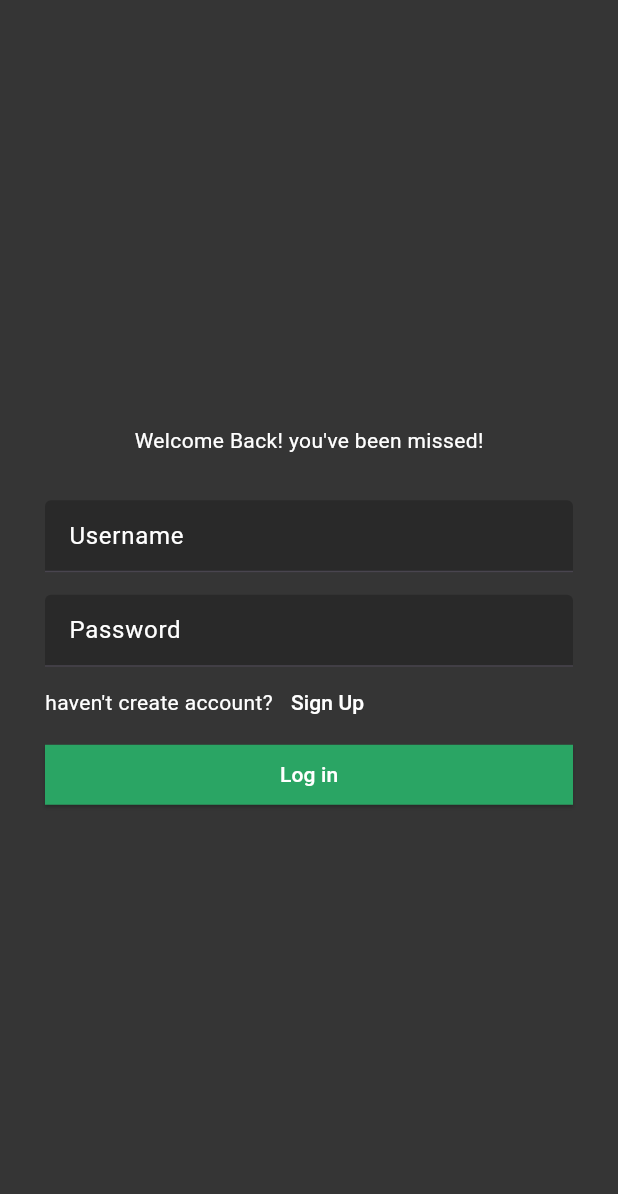
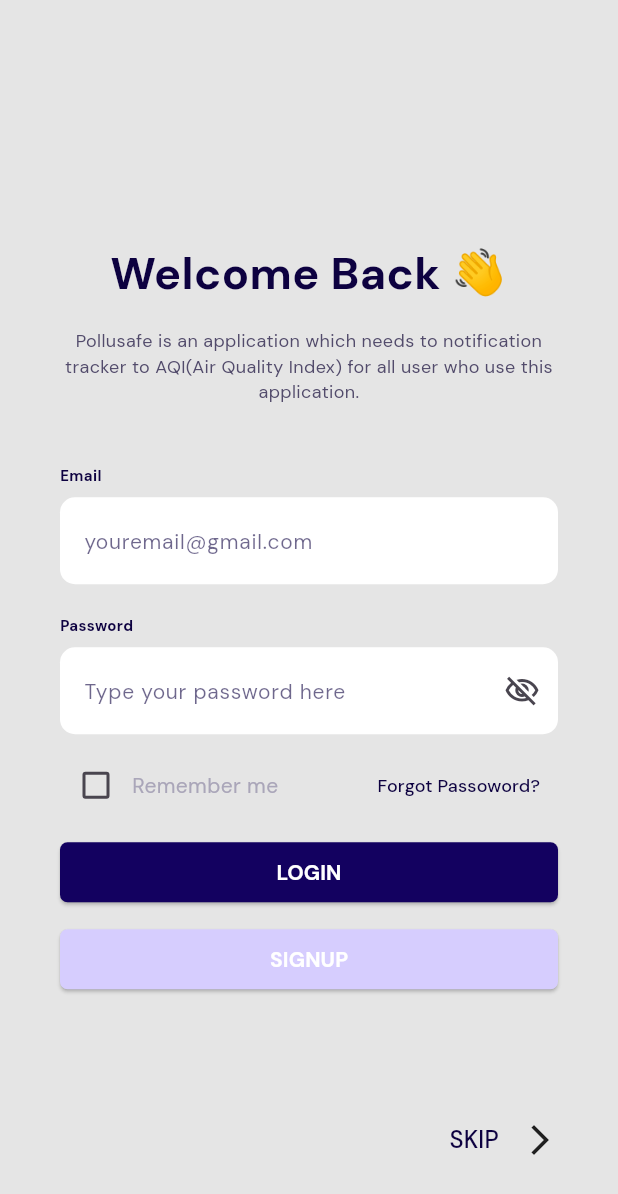
Before and after one commit to ditorizkyka/Pollusafe-App, a Flutter app: the screen it shows after launch, on a phone screen of 412 x 824 dp. Shown: the top 1194 px of the screen. Run offline on Flutter 3.47's test engine with Material 3 defaults, Android fonts, the phone set to English and light mode, and no system bars; our stand-ins replace google_fonts.

Commit message:
30/1/24 Login Page created✅

```diff
--- /dev/null
+++ b/lib/components/constans.dart
@@ -0,0 +1,32 @@
+import 'package:flutter/cupertino.dart';
+import 'package:flutter/material.dart';
+import 'package:google_fonts/google_fonts.dart';
+
+Color white1 =  const Color(0xffffffffff);
+Color bgColor = const Color(0xffE5E5E5);
+Color textColor1 = const Color(0xff0D0140);
+Color textColor2 = const Color (0xff524B6B);
+Color rememberMe = const Color(0xffAAA6B9);
+Color button = const Color(0xff130160);
+Color button2 = const Color(0xffD6CDFE);
+Color orange = const Color(0xffFF9228);
+
+TextStyle whiteTextStyle = GoogleFonts.dmSans(
+  color: white1
+);
+
+TextStyle primaryTextStyle = GoogleFonts.dmSans(
+  color: textColor1
+);
+
+TextStyle secondaryTextStyle = GoogleFonts.dmSans(
+  color: textColor2
+);
+
+TextStyle thirdTextStyle = GoogleFonts.dmSans(
+  color: rememberMe
+);
+
+TextStyle highlitedTextStyle =GoogleFonts.dmSans(
+  color: orange
+);
--- a/lib/pages/login_page.dart
+++ b/lib/pages/login_page.dart
@@ -1,84 +1,211 @@
 import 'package:flutter/material.dart';
-import 'package:latlogin_page/components/My_textfield.dart';
+// import 'package:google_fonts/google_fonts.dart';
+import 'package:latlogin_page/components/constans.dart';
 
-class LoginPage extends StatelessWidget {
-  LoginPage({super.key});
+class LoginPage extends StatefulWidget {
+  const LoginPage({super.key});
+
+  @override
+  State<LoginPage> createState() => _LoginPageState();
+}
+
+class _LoginPageState extends State<LoginPage> {
+  bool? _checked = false;
 
   final usernameController = TextEditingController();
+
   final passwordController = TextEditingController();
 
   @override
   Widget build(BuildContext context) {
     return MaterialApp(
       home: Scaffold(
-        backgroundColor: const Color.fromARGB(255, 53, 53, 53),
-        body: SafeArea(
-          child: Center(
-            child: Column(
-              mainAxisAlignment: MainAxisAlignment.center,
-                  children:[
-                     const Text( "Welcome Back! you've been missed!",
-                      style: TextStyle(
-                        color: Colors.white
-                      ),
+          backgroundColor: bgColor,
+          body: Center(
+            child: Stack(children: [
+              Container(
+                margin: const EdgeInsets.symmetric(horizontal: 40),
+                child: Column(
+                  mainAxisAlignment: MainAxisAlignment.center,
+                  children: [
+                    Text(
+                      "Welcome Back 👋",
+                      style: primaryTextStyle.copyWith(
+                          fontSize: 30, fontWeight: FontWeight.bold),
                     ),
-                    const SizedBox(height: 30),
-
-                    MyTextField(
-                      controller: usernameController,
-                      hintText: "Username",
-                      obscureText: false,
+                    const SizedBox(
+                      height: 15,
                     ),
-
-                    const SizedBox(height: 15),
-
-                    MyTextField(
-                      controller: passwordController,
-                      hintText: "Password",
-                      obscureText: true,
+                    Text(
+                      "Pollusafe is an application which needs to notification tracker to AQI(Air Quality Index) for all user who use this application.",
+                      style: secondaryTextStyle.copyWith(fontSize: 12),
+                      textAlign: TextAlign.center,
                     ),
-
-                    Padding(
-                      padding: const EdgeInsets.symmetric(horizontal: 30),
+                    const SizedBox(
+                      height: 40,
+                    ),
+                    Column(
+                      mainAxisAlignment: MainAxisAlignment.start,
+                      crossAxisAlignment: CrossAxisAlignment.start,
+                      children: [
+                        Text(
+                          "Email",
+                          style: primaryTextStyle.copyWith(
+                              fontWeight: FontWeight.bold, fontSize: 10),
+                        ),
+                        const SizedBox(
+                          height: 8,
+                        ),
+                        Container(
+                            width: double.infinity,
+                            decoration: BoxDecoration(
+                                borderRadius: BorderRadius.circular(10),
+                                color: white1),
+                            child: TextField(
+                              decoration: InputDecoration(
+                                  hintText: "youremail@gmail.com",
+                                  hintStyle: secondaryTextStyle.copyWith(
+                                      color: textColor1.withOpacity(0.6),
+                                      fontSize: 14),
+                                  contentPadding: const EdgeInsets.symmetric(
+                                      horizontal: 16, vertical: 17),
+                                  border: InputBorder.none),
+                            )),
+                      ],
+                    ),
+                    const SizedBox(
+                      height: 20,
+                    ),
+                    Column(
+                      mainAxisAlignment: MainAxisAlignment.start,
+                      crossAxisAlignment: CrossAxisAlignment.start,
+                      children: [
+                        Text(
+                          "Password",
+                          style: primaryTextStyle.copyWith(
+                              fontWeight: FontWeight.bold, fontSize: 10),
+                        ),
+                        const SizedBox(
+                          height: 8,
+                        ),
+                        Container(
+                            width: double.infinity,
+                            decoration: BoxDecoration(
+                                borderRadius: BorderRadius.circular(10),
+                                color: white1),
+                            child: TextField(
+                              decoration: InputDecoration(
+                                  suffixIcon:
+                                      const Icon(Icons.visibility_off_outlined),
+                                  hintText: "Type your password here",
+                                  hintStyle: secondaryTextStyle.copyWith(
+                                      color: textColor1.withOpacity(0.6),
+                                      fontSize: 14),
+                                  contentPadding: const EdgeInsets.symmetric(
+                                      horizontal: 16, vertical: 17),
+                                  border: InputBorder.none),
+                            )),
+                      ],
+                    ),
+                    const SizedBox(
+                      height: 10,
+                    ),
+                    SizedBox(
+                      width: double.infinity,
                       child: Row(
-                        mainAxisAlignment: MainAxisAlignment.start,
+                        mainAxisAlignment: MainAxisAlignment.spaceBetween,
                         children: [
-                           const Text("haven't create account?",style: TextStyle(color: Colors.white),),
+                          Row(
+                            children: [
+                              Checkbox(
+                                value: _checked,
+                                onChanged: (newBool) {
+                                  setState(() {
+                                    _checked = newBool;
+                                  });
+                                },
+                              ),
+                              const SizedBox(
+                                height: 14,
+                              ),
+                              Text(
+                                "Remember me",
+                                style: thirdTextStyle,
+                              )
+                            ],
+                          ),
                           TextButton(
-                            onPressed: (){},
-                            child:const Text("Sign Up", style: TextStyle(color: Colors.white),),
-                          ),
+                              onPressed: () {},
+                              child: Text(
+                                "Forgot Passoword?",
+                                style: primaryTextStyle.copyWith(fontSize: 12),
+                              ))
                         ],
                       ),
                     ),
-
-                    Padding(
-                      padding: const EdgeInsets.symmetric(horizontal: 30),
-                      child: SizedBox(
-                        width: 400,
-                        child: ElevatedButton(
-                          style: ElevatedButton.styleFrom(
-                            backgroundColor:const Color.fromARGB(255, 42, 165, 100),
+                    const SizedBox(
+                      height: 10,
+                    ),
+                    SizedBox(
+                      width: double.infinity,
+                      child: ElevatedButton(
+                        onPressed: () {},
+                        style: ElevatedButton.styleFrom(
+                            backgroundColor: button,
                             shape: RoundedRectangleBorder(
-                              borderRadius: BorderRadius.circular(0)
-                            )
-                          ),
-                          onPressed: () {},
-                          child: const Text("Log in",
-                              style: TextStyle(
-                                color: Colors.white,
-                              ),
-                            )
-
-                          ),
+                              borderRadius: BorderRadius.circular(5),
+                            )),
+                        child: Text(
+                          "LOGIN",
+                          style: primaryTextStyle.copyWith(
+                              color: white1, fontWeight: FontWeight.bold),
                         ),
+                      ),
                     ),
-
-              ],
-            ),
-          )
-         ),
-       ),
+                    const SizedBox(
+                      height: 10,
+                    ),
+                    SizedBox(
+                      width: double.infinity,
+                      child: ElevatedButton(
+                        onPressed: () {},
+                        style: ElevatedButton.styleFrom(
+                            backgroundColor: button2,
+                            shape: RoundedRectangleBorder(
+                              borderRadius: BorderRadius.circular(5),
+                            )),
+                        child: Text(
+                          "SIGNUP",
+                          style: primaryTextStyle.copyWith(
+                              color: white1, fontWeight: FontWeight.bold),
+                        ),
+                      ),
+                    ),
+                  ],
+                ),
+              ),
+              Container(
+                padding: const EdgeInsets.all(40),
+                alignment: Alignment.bottomRight,
+                child: Row(
+                  mainAxisAlignment: MainAxisAlignment.end,
+                  children: [
+                    TextButton(
+                      onPressed: () {},
+                      child: Text(
+                        "SKIP",
+                        style: primaryTextStyle.copyWith(fontSize: 16),
+                      ),
+                    ),
+                    const SizedBox(
+                      height: 10,
+                    ),
+                    const Icon(Icons.arrow_forward_ios)
+                  ],
+                ),
+              )
+            ]),
+          )),
     );
   }
 }
--- a/pubspec.yaml
+++ b/pubspec.yaml
@@ -35,6 +35,7 @@ dependencies:
   # The following adds the Cupertino Icons font to your application.
   # Use with the CupertinoIcons class for iOS style icons.
   cupertino_icons: ^1.0.2
+  google_fonts: ^6.1.0
 
 dev_dependencies:
   flutter_test:
```
Also changed, not shown: pubspec.lock, 1 other file.
